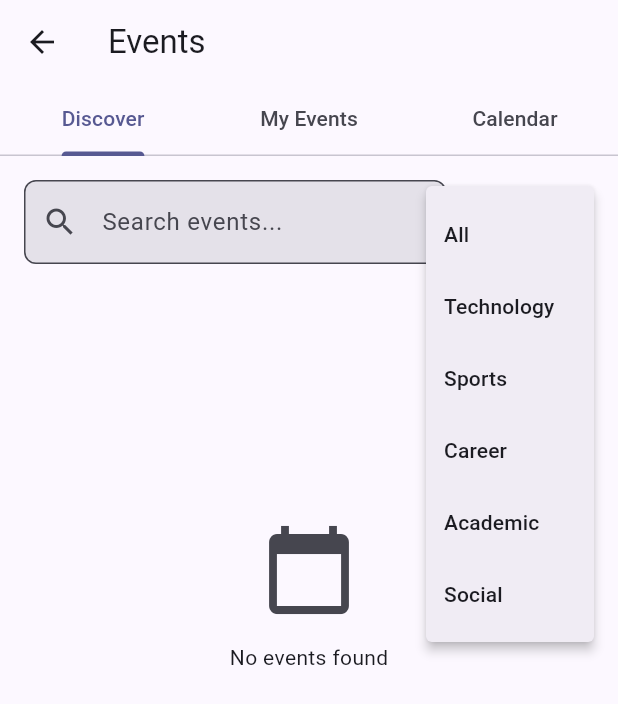
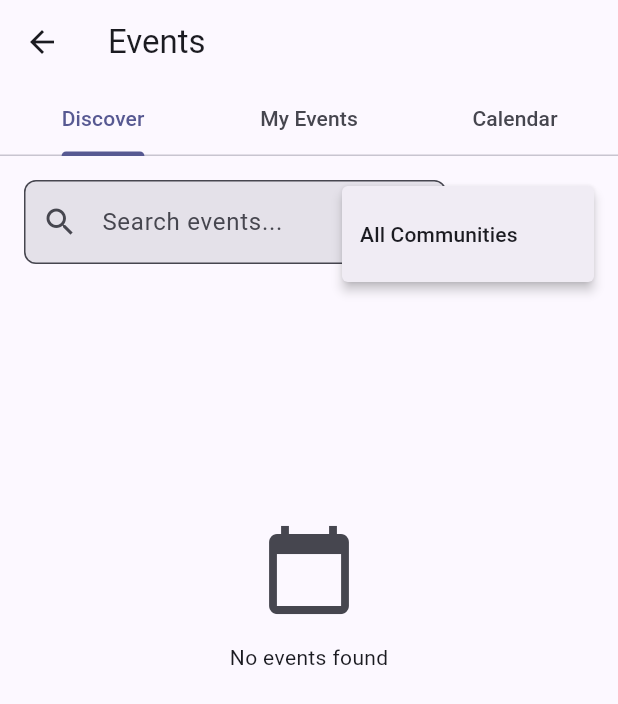
Before and after one commit to ys-243/MonoSodium-Glutamate, a Flutter app: the EventsScreen screen opened directly, after a tap on "Filter", on a phone screen of 412 x 824 dp. Shown: the top 704 px of the screen. Run offline on Flutter 3.47's test engine with Material 3 defaults, Android fonts, the phone set to English and light mode, and no system bars; our stand-ins replace flutter_dotenv, flutter_riverpod, supabase_flutter, table_calendar; accounts and stored records are empty.

Commit message:
Filter events by community
Switch the events screen filter from static categories to community IDs, and build the filter menu dynamically from the loaded events. The filter chip now shows the selected community name instead of a generic label.

```diff
--- a/lib/screens/events_screen.dart
+++ b/lib/screens/events_screen.dart
@@ -27,11 +27,11 @@ class _EventsScreenState extends State<EventsScreen>
   final EventService _eventService = EventService();
 
   String _searchQuery = '';
-  String _selectedCategory = 'All';
+  String _selectedCommunityID = 'All'; // changed to filter by communityID (i.e community) CAA070726
   DateTime _selectedDate = DateTime.now();
   DateTime _focusedDay = DateTime.now();
 
-  bool _isLoading = true;
+  bool _isLoading = true; // flag to indicate if events are being loaded
   String? _errorMessage;
 
   List<Event> _events = [];
@@ -322,15 +322,15 @@ class _EventsScreenState extends State<EventsScreen>
                   .toLowerCase()
                   .contains(_searchQuery.toLowerCase());
 
-      final matchesCategory =
-          _selectedCategory == 'All' || event.category == _selectedCategory;
+      final matchesCommunity =
+          _selectedCommunityID == 'All' || event.communityId == _selectedCommunityID;
 
-      return matchesSearch && matchesCategory;
+      return matchesSearch && matchesCommunity;
     }).toList();
   }
 
   List<Event> _getEventsOnSelectedDate() {
-    return _events
+    return _getFilteredEvents()
         .where(
           (event) =>
               event.date.year == _selectedDate.year &&
@@ -341,7 +341,7 @@ class _EventsScreenState extends State<EventsScreen>
   }
 
   List<Event> _getEventsForDay(DateTime day) {
-    return _events
+    return _getFilteredEvents()
         .where(
           (event) =>
               event.date.year == day.year &&
@@ -354,6 +354,18 @@ class _EventsScreenState extends State<EventsScreen>
   @override
   Widget build(BuildContext context) {
     final filteredEvents = _getFilteredEvents();
+
+    // Dynamically extract unique communities from the fetched events
+    final Map<String, String> uniqueCommunities = {};
+    for (var event in _events) {
+      uniqueCommunities[event.communityId] = event.communityName;
+    }
+
+    // Update the chip text to show the selected community
+    String filterLabel = 'Filter';
+    if (_selectedCommunityID != 'All') {
+      filterLabel = uniqueCommunities[_selectedCommunityID] ?? 'Filter';
+    }
 
     return Scaffold(
       appBar: AppBar(
@@ -394,30 +406,42 @@ class _EventsScreenState extends State<EventsScreen>
                 ),
                 const SizedBox(width: 12),
                 PopupMenuButton<String>(
-                  child: const Chip(
-                    avatar: Icon(Icons.filter_list, size: 18),
-                    label: Text('Filter'),
+                  child: Chip(
+                    avatar: const Icon(Icons.filter_list, size: 18),
+                    label: ConstrainedBox(
+                      constraints: const BoxConstraints(maxWidth: 120),
+                      child: Text(
+                        filterLabel,
+                        overflow: TextOverflow.ellipsis, // for overflowing text
+                      ),
+                    ),
                   ),
                   onSelected: (value) {
                     setState(() {
-                      _selectedCategory = value;
+                      _selectedCommunityID = value;
                     });
                   },
-                  itemBuilder: (context) => [
-                    'All',
-                    'Technology',
-                    'Sports',
-                    'Career',
-                    'Academic',
-                    'Social',
-                  ]
-                      .map(
-                        (category) => PopupMenuItem(
-                          value: category,
-                          child: Text(category),
+                  itemBuilder: (context) {
+                    // Start with the default 'All' option
+                    List<PopupMenuItem<String>> items = [
+                      const PopupMenuItem(
+                        value: 'All',
+                        child: Text('All Communities'),
+                      ),
+                    ];
+
+                    // Dynamically map the extracted communities into the dropdown
+                    items.addAll(
+                      uniqueCommunities.entries.map(
+                        (entry) => PopupMenuItem(
+                          value: entry.key, // communityId
+                          child: Text(entry.value), // communityName
                         ),
-                      )
-                      .toList(),
+                      ),
+                    );
+
+                    return items;
+                  },
                 ),
               ],
             ),
```
